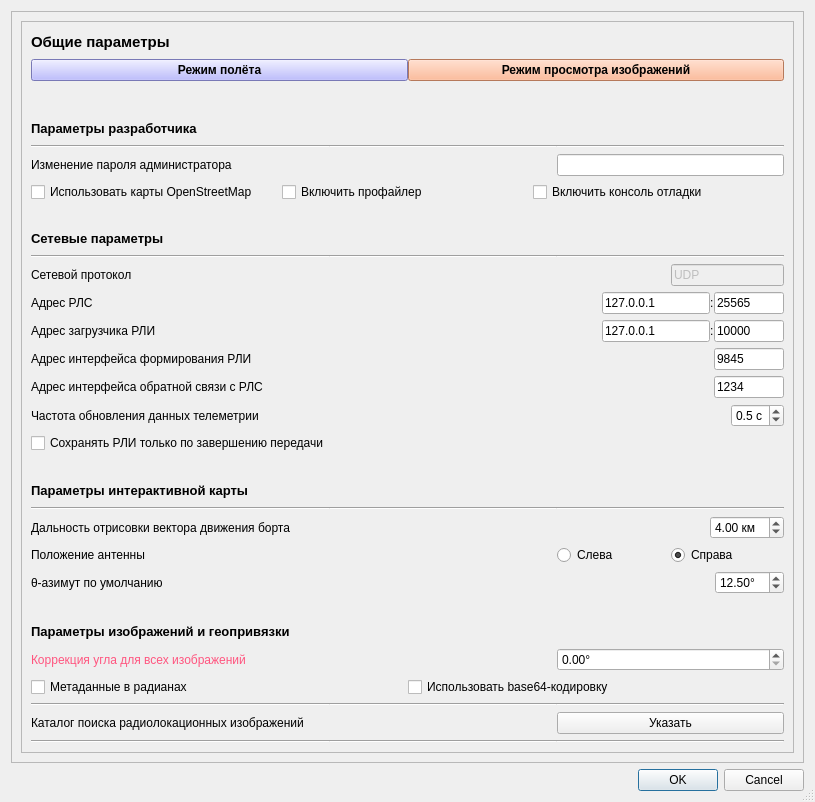
Qt form config/settingsdialog.ui (whs31/quasar-software) before a commit.
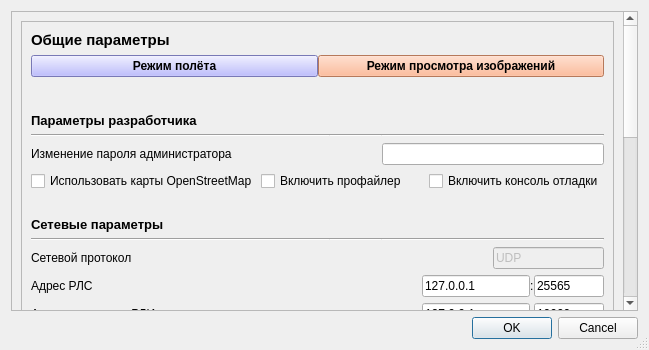
The same form after that commit. Icons and pictures are not drawn.

Diff of the .ui file:
```diff
--- a/config/settingsdialog.ui
+++ b/config/settingsdialog.ui
@@ -6,10 +6,16 @@
    <rect>
     <x>0</x>
     <y>0</y>
-    <width>815</width>
-    <height>802</height>
+    <width>649</width>
+    <height>350</height>
    </rect>
   </property>
+  <property name="minimumSize">
+   <size>
+    <width>649</width>
+    <height>350</height>
+   </size>
+  </property>
   <property name="font">
    <font>
     <pointsize>9</pointsize>
@@ -2249,6 +2255,12 @@
   <layout class="QGridLayout" name="gridLayout">
    <item row="0" column="0">
     <widget class="QScrollArea" name="scrollArea">
+     <property name="horizontalScrollBarPolicy">
+      <enum>Qt::ScrollBarAlwaysOff</enum>
+     </property>
+     <property name="sizeAdjustPolicy">
+      <enum>QAbstractScrollArea::AdjustToContents</enum>
+     </property>
      <property name="widgetResizable">
       <bool>true</bool>
      </property>
@@ -2257,7 +2269,7 @@
        <rect>
         <x>0</x>
         <y>0</y>
-        <width>775</width>
+        <width>623</width>
         <height>852</height>
        </rect>
       </property>
```
